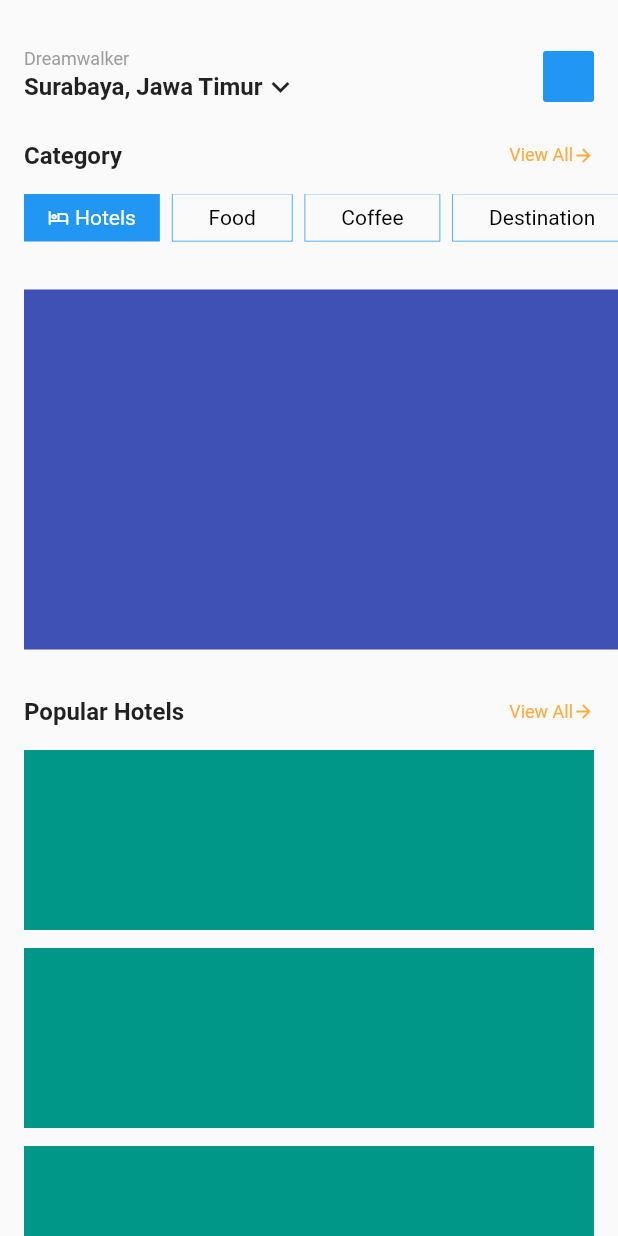
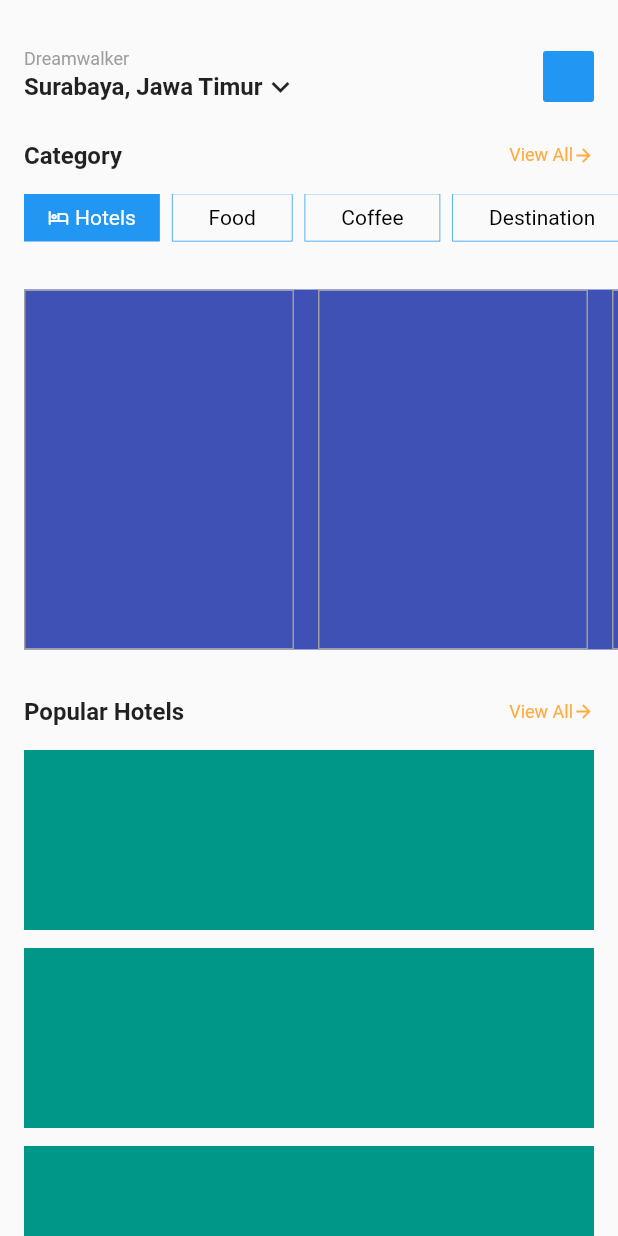
Before and after one commit to JAICHANGPARK/flutter_notebook_chapter_22, a Flutter app: the BookingHotelMainPage screen opened directly, on a phone screen of 412 x 824 dp. Run offline on Flutter 3.47's test engine with Material 2 defaults, Android fonts, the phone set to English and light mode, and no system bars; network calls fail.

Commit message:
Update booking_hotel_main_page.dart

```diff
--- a/lib/ep1251_booking_hotel_app/src/ui/booking_hotel_main_page.dart
+++ b/lib/ep1251_booking_hotel_app/src/ui/booking_hotel_main_page.dart
@@ -97,7 +97,10 @@ class BookingHotelMainPage extends StatelessWidget {
                     decoration: const BoxDecoration(
                       color: Colors.blue,
                     ),
-                    padding: const EdgeInsets.symmetric(horizontal: 16, vertical: 4),
+                    padding: const EdgeInsets.symmetric(
+                      horizontal: 16,
+                      vertical: 4,
+                    ),
                     child: Row(
                       mainAxisAlignment: MainAxisAlignment.center,
                       children: const [
@@ -197,6 +200,19 @@ class BookingHotelMainPage extends StatelessWidget {
               height: 240,
               color: Colors.indigo,
               margin: const EdgeInsets.fromLTRB(16, 32, 0, 32),
+              child: ListView.builder(
+                scrollDirection: Axis.horizontal,
+                itemBuilder: (context, index) {
+                  return Container(
+                    margin: const EdgeInsets.only(right: 16),
+                    width: 180,
+                    decoration: BoxDecoration(
+                        border: Border.all(
+                      color: Colors.grey,
+                    )),
+                  );
+                },
+              ),
             ),
             Padding(
               padding: const EdgeInsets.only(left: 16, right: 16, top: 0, bottom: 16),
```
